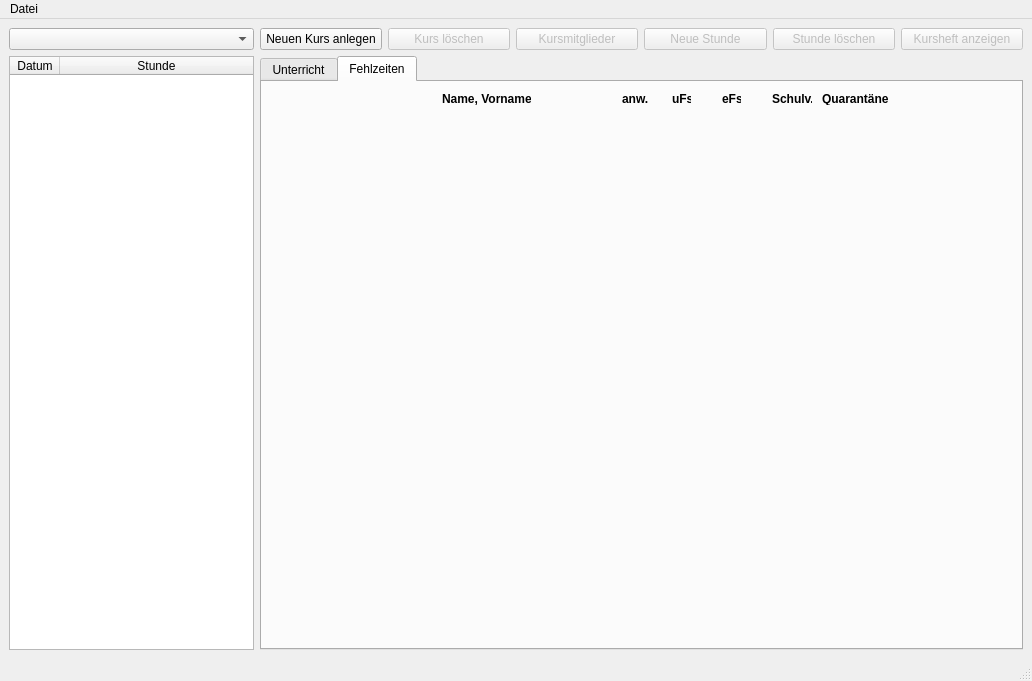
This is MainWindow.ui in pyphil/Kursbuch as Qt 5 draws it before an edit. The edited form follows.
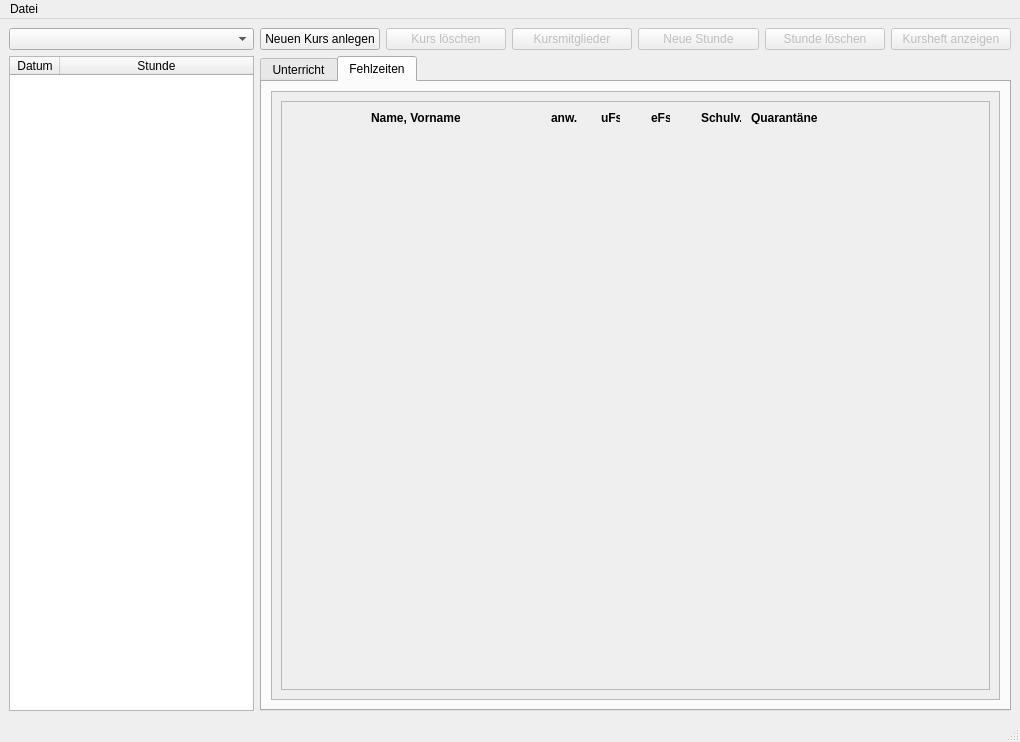
This is the edited form. The open tabs and pages were chosen to show the change. Icons and pictures are not drawn.

Commit message: scroll fehlzeiten

What changed in the file:
```diff
--- a/MainWindow.ui
+++ b/MainWindow.ui
@@ -6,8 +6,8 @@
    <rect>
     <x>0</x>
     <y>0</y>
-    <width>1032</width>
-    <height>681</height>
+    <width>1020</width>
+    <height>742</height>
    </rect>
   </property>
   <property name="windowTitle">
@@ -284,10 +284,55 @@
        <attribute name="title">
         <string>Fehlzeiten</string>
        </attribute>
+       <layout class="QGridLayout" name="gridLayout_3">
+        <item row="0" column="0">
+         <widget class="QScrollArea" name="scrollArea">
+          <property name="widgetResizable">
+           <bool>true</bool>
+          </property>
+          <widget class="QWidget" name="scrollAreaWidgetContents">
+           <property name="geometry">
+            <rect>
+             <x>0</x>
+             <y>0</y>
+             <width>716</width>
+             <height>581</height>
+            </rect>
+           </property>
+           <layout class="QGridLayout" name="gridLayout_4">
+            <item row="0" column="0">
+             <widget class="QFrame" name="frameContainer">
+              <property name="minimumSize">
+               <size>
+                <width>641</width>
+                <height>501</height>
+               </size>
+              </property>
+              <property name="frameShape">
+               <enum>QFrame::StyledPanel</enum>
+              </property>
+              <property name="frameShadow">
+               <enum>QFrame::Raised</enum>
+              </property>
+              <widget class="QWidget" name="verticalLayoutWidget">
+               <property name="geometry">
+                <rect>
+                 <x>70</x>
+                 <y>30</y>
+                 <width>511</width>
+                 <height>531</height>
+                </rect>
+               </property>
+               <layout class="QVBoxLayout" name="verticalLayoutFehlzeiten">
+                <property name="spacing">
+                 <number>0</number>
+                </property>
+               </layout>
+              </widget>
        <widget class="QFrame" name="frameFehlzTitel">
         <property name="geometry">
          <rect>
-          <x>160</x>
+                 <x>70</x>
           <y>0</y>
           <width>511</width>
           <height>31</height>
@@ -414,21 +459,13 @@
          </property>
         </widget>
        </widget>
-       <widget class="QWidget" name="verticalLayoutWidget">
-        <property name="geometry">
-         <rect>
-          <x>160</x>
-          <y>30</y>
-          <width>511</width>
-          <height>531</height>
-         </rect>
-        </property>
-        <layout class="QVBoxLayout" name="verticalLayoutFehlzeiten">
-         <property name="spacing">
-          <number>0</number>
-         </property>
-        </layout>
-       </widget>
+             </widget>
+            </item>
+           </layout>
+          </widget>
+         </widget>
+        </item>
+       </layout>
       </widget>
      </widget>
     </item>
@@ -510,8 +547,8 @@
     <rect>
      <x>0</x>
      <y>0</y>
-     <width>1032</width>
-     <height>21</height>
+     <width>1020</width>
+     <height>26</height>
     </rect>
    </property>
    <widget class="QMenu" name="menuDatei">
```
Left out of the diff: 2 changed lines with no effect on the pictures. Lines whose indentation alone changed are shown as unchanged. The commit also changes 3 other files.
